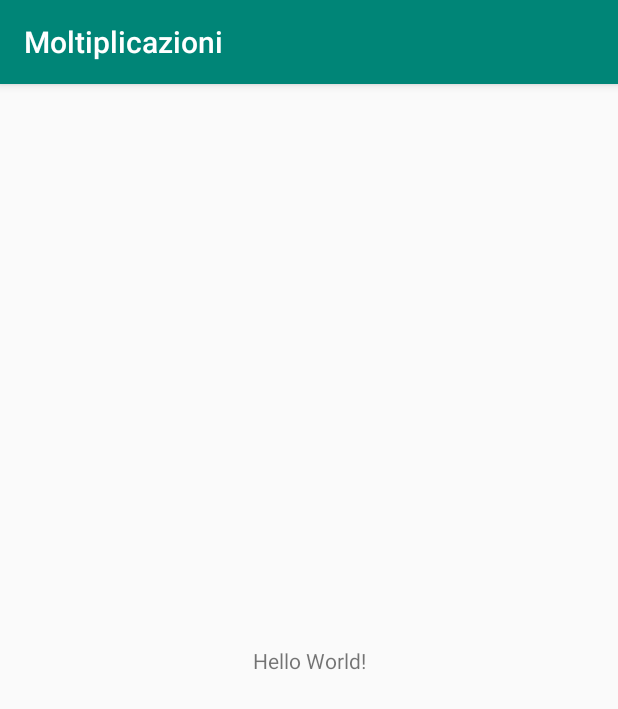
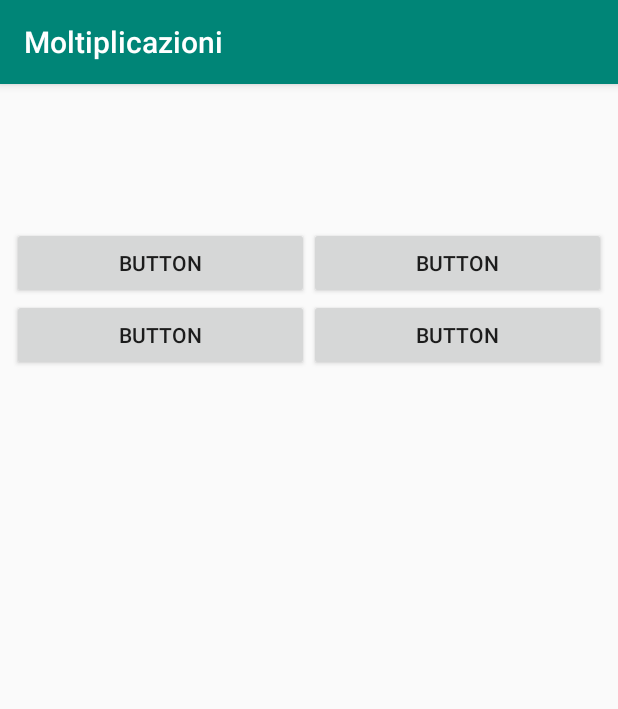
Before and after one commit to linuxp1969/Moltiplicazioni, an Android app: the screen it shows after launch (MainActivity), on a phone screen of 412 x 824 dp. Shown: the top 709 px of the screen. Run offline under Robolectric (Android 15) with nearby library versions, the phone set to English and light mode, and no system bars.

```diff
--- a/app/src/main/java/org/altervista/linuxp/moltiplicazioni/MainActivity.java
+++ b/app/src/main/java/org/altervista/linuxp/moltiplicazioni/MainActivity.java
@@ -3,12 +3,90 @@ package org.altervista.linuxp.moltiplicazioni;
 import androidx.appcompat.app.AppCompatActivity;
 
 import android.os.Bundle;
+import android.os.CountDownTimer;
+import android.view.View;
+import android.widget.Button;
+import android.widget.Switch;
+import android.widget.TextView;
+
+import java.util.ArrayList;
+import java.util.List;
+import java.util.Random;
 
 public class MainActivity extends AppCompatActivity {
+
+    private TextView tvDomanda, tvTimer, tvRisultato;
+    private Button bnRisposta1, bnRisposta2, bnRisposta3, bnRisposta4;
+    private CountDownTimer cronometro;
+
+    private Random random;
+    private int risultato;
+
 
     @Override
     protected void onCreate(Bundle savedInstanceState) {
         super.onCreate(savedInstanceState);
         setContentView(R.layout.activity_main);
+
+        inizializzaFind();
+        gestisciCronometro();
+    }
+
+    private void inizializzaFind() {
+        tvDomanda = findViewById(R.id.tvDomanda);
+        tvTimer = findViewById(R.id.tvTimer);
+        tvRisultato = findViewById(R.id.tvRisultato);
+
+        bnRisposta1 = findViewById(R.id.bnRisposta1);
+        bnRisposta2 = findViewById(R.id.bnRisposta2);
+        bnRisposta3 = findViewById(R.id.bnRisposta3);
+        bnRisposta4 = findViewById(R.id.bnRisposta4);
+
+    }
+
+    private void gestisciCronometro() {
+        cronometro = new CountDownTimer(30000l,1000l) {
+            @Override
+            public void onTick(long millisUntilFinished) {
+                tvTimer.setText(String.valueOf(millisUntilFinished/1000));
+            }
+
+            @Override
+            public void onFinish() {
+
+            }
+        };
+    }
+
+    private void onClick(View v) {
+        Button bottone = (Button) v;
+
+        switch (v.getId()) {
+            case R.id.bnRisposta1:
+            break;
+            case (R.id.bnRisposta2):
+                break;
+            case (R.id.bnRisposta3):
+                break;
+            case (R.id.bnRisposta4):
+                break;
+        }
+    }
+
+    private List<Integer> generaNumero() {
+        List<Integer> lista = new ArrayList<>();
+
+        for (int i=0; i<4; i++) {
+            int numeroRandom1 = random.nextInt(10)+1;
+            int numeroRandom2 = random.nextInt(10)+1;
+            lista.add(numeroRandom1*numeroRandom2);
+            if (i==0) {
+                tvDomanda.setText("Quale è il risultato di "+numeroRandom1 + "*" + numeroRandom2 + "?");
+                risultato = numeroRandom1*numeroRandom2;
+
+            }
+
+        }
+        return lista;
     }
 }
--- a/app/src/main/res/layout/activity_main.xml
+++ b/app/src/main/res/layout/activity_main.xml
@@ -1,18 +1,86 @@
 <?xml version="1.0" encoding="utf-8"?>
-<androidx.constraintlayout.widget.ConstraintLayout xmlns:android="http://schemas.android.com/apk/res/android"
+<RelativeLayout xmlns:android="http://schemas.android.com/apk/res/android"
     xmlns:app="http://schemas.android.com/apk/res-auto"
     xmlns:tools="http://schemas.android.com/tools"
     android:layout_width="match_parent"
     android:layout_height="match_parent"
+    android:padding="8dp"
     tools:context=".MainActivity">
 
     <TextView
         android:layout_width="wrap_content"
         android:layout_height="wrap_content"
-        android:text="Hello World!"
-        app:layout_constraintBottom_toBottomOf="parent"
-        app:layout_constraintLeft_toLeftOf="parent"
-        app:layout_constraintRight_toRightOf="parent"
-        app:layout_constraintTop_toTopOf="parent" />
+        android:textSize="20sp"
+        tools:text="Domanda?"
+        android:layout_marginTop="10dp"
+        android:id="@+id/tvDomanda"
+        android:layout_centerHorizontal="true"/>
 
-</androidx.constraintlayout.widget.ConstraintLayout>
+    <TableLayout
+        android:layout_below="@+id/tvDomanda"
+        android:layout_marginTop="50dp"
+        android:layout_width="match_parent"
+        android:layout_height="wrap_content">
+
+        <TableRow
+            android:layout_width="match_parent"
+            android:layout_height="match_parent" >
+
+            <Button
+                android:id="@+id/bnRisposta1"
+                android:layout_weight="1"
+                android:layout_width="wrap_content"
+                android:layout_height="wrap_content"
+                android:text="Button" />
+
+            <Button
+                android:id="@+id/bnRisposta2"
+                android:layout_weight="1"
+                android:layout_width="wrap_content"
+                android:layout_height="wrap_content"
+                android:text="Button" />
+        </TableRow>
+
+        <TableRow
+            android:layout_width="match_parent"
+            android:layout_height="match_parent" >
+
+            <Button
+                android:id="@+id/bnRisposta3"
+                android:layout_weight="1"
+                android:layout_width="wrap_content"
+                android:layout_height="wrap_content"
+                android:text="Button" />
+
+            <Button
+                android:id="@+id/bnRisposta4"
+                android:layout_weight="1"
+                android:layout_width="wrap_content"
+                android:layout_height="wrap_content"
+                android:text="Button" />
+        </TableRow>
+
+    </TableLayout>
+
+    <TextView
+        android:id="@+id/tvTimer"
+        android:layout_width="wrap_content"
+        android:layout_height="wrap_content"
+        android:textSize="30sp"
+        android:layout_centerHorizontal="true"
+        android:layout_centerVertical="true"
+        android:textStyle="bold"
+        tools:text="00:30" />
+
+    <TextView
+        android:layout_below="@id/tvTimer"
+        android:layout_width="wrap_content"
+        android:layout_height="wrap_content"
+        android:textSize="16sp"
+        tools:text="Risultato"
+        android:layout_marginTop="50dp"
+        android:id="@+id/tvRisultato"
+        android:layout_centerHorizontal="true"/>
+
+
+</RelativeLayout>
```
